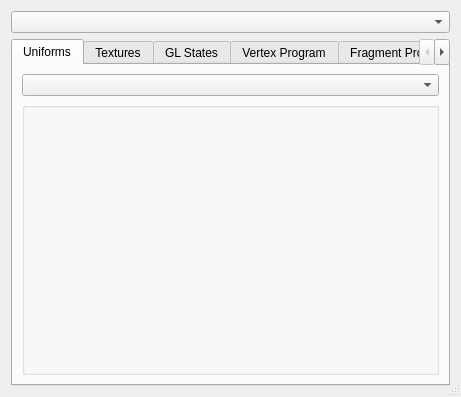
This is src/fgt/render_rfx/rfx_dialog.ui in cnr-isti-vclab/meshlab as Qt 5 draws it before an edit. The edited form follows.
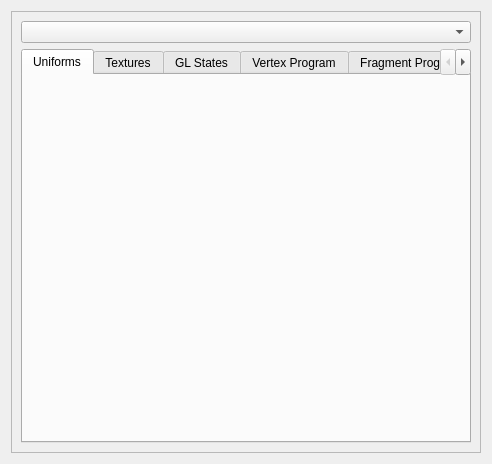
This is the edited form.

Commit message: - added cleanup code for glarea destruction event - modified dialog type to dockwidget - now all uniforms are shown instead of just the one selected in a combobox

```diff
--- a/src/fgt/render_rfx/rfx_dialog.ui
+++ b/src/fgt/render_rfx/rfx_dialog.ui
@@ -1,21 +1,36 @@
 <ui version="4.0" >
- <class>Dialog</class>
- <widget class="QDialog" name="Dialog" >
+ <class>RfxDock</class>
+ <widget class="QWidget" name="RfxDock" >
   <property name="geometry" >
    <rect>
     <x>0</x>
     <y>0</y>
-    <width>461</width>
-    <height>397</height>
+    <width>492</width>
+    <height>464</height>
    </rect>
   </property>
   <property name="windowTitle" >
    <string/>
   </property>
-  <property name="sizeGripEnabled" >
-   <bool>true</bool>
-  </property>
   <layout class="QGridLayout" name="gridLayout" >
+   <item row="0" column="0" >
+    <widget class="QScrollArea" name="RfxDockContents" >
+     <property name="widgetResizable" >
+      <bool>true</bool>
+     </property>
+     <widget class="QWidget" name="scrollAreaWidgetContents" >
+      <property name="geometry" >
+       <rect>
+        <x>0</x>
+        <y>0</y>
+        <width>470</width>
+        <height>442</height>
+       </rect>
+      </property>
+      <layout class="QGridLayout" name="gridLayout_6" >
+       <item row="0" column="0" >
+        <widget class="QComboBox" name="comboPasses" />
+       </item>
    <item row="1" column="0" >
     <widget class="QTabWidget" name="tabWidget" >
      <property name="sizePolicy" >
@@ -31,22 +46,7 @@
       <attribute name="title" >
        <string>Uniforms</string>
       </attribute>
-      <layout class="QGridLayout" name="gridLayout_2" >
-       <item row="0" column="0" >
-        <widget class="QComboBox" name="comboUniforms" />
-       </item>
-       <item row="1" column="0" >
-        <widget class="QGroupBox" name="BoxUnifProps" >
-         <property name="title" >
-          <string/>
-         </property>
-         <property name="checkable" >
-          <bool>false</bool>
-         </property>
-         <layout class="QGridLayout" name="gridLayout_6" />
-        </widget>
-       </item>
-      </layout>
+          <layout class="QGridLayout" name="gridLayout_2" />
      </widget>
      <widget class="QWidget" name="tabTextures" >
       <attribute name="title" >
@@ -229,8 +229,9 @@
      </widget>
     </widget>
    </item>
-   <item row="0" column="0" >
-    <widget class="QComboBox" name="comboPasses" />
+      </layout>
+     </widget>
+    </widget>
    </item>
   </layout>
  </widget>
```
Lines whose indentation alone changed are shown as unchanged. The commit also changes 4 other files.
